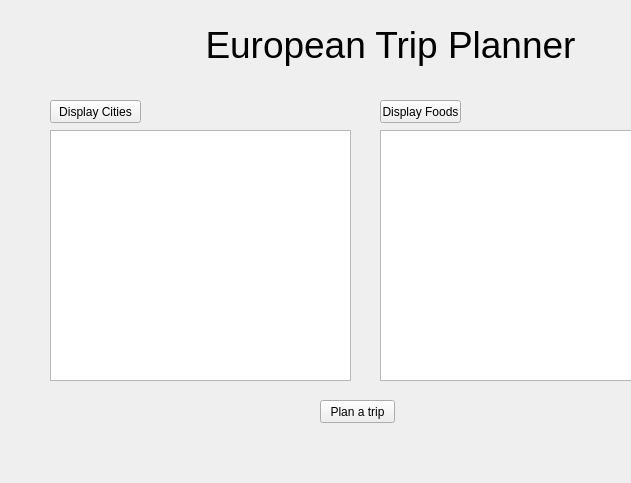
Above: QT/mainwindow.ui from xyphel/Project-1-European-Trip-Planner before the change; both pictures show x 0 to 631 and y 0 to 483 of the 800 by 600 pixel window. Below: the same form after it.
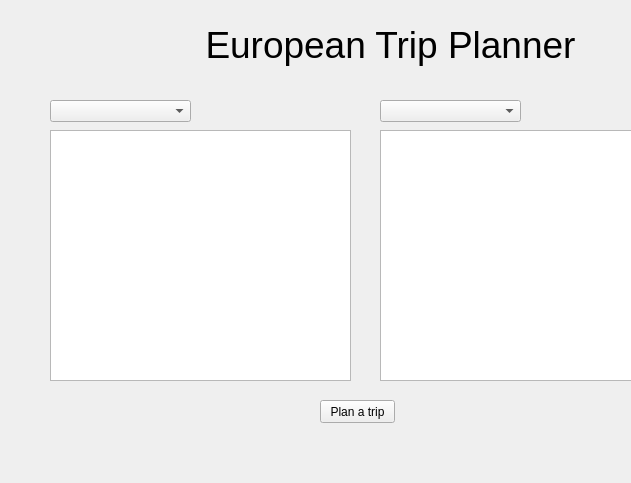
That is the form after the change.

Commit message: Changed main window to follow requirements for project

Diff of the .ui file:
```diff
--- a/QT/mainwindow.ui
+++ b/QT/mainwindow.ui
@@ -27,19 +27,6 @@
      <string>&lt;html&gt;&lt;head/&gt;&lt;body&gt;&lt;p align=&quot;center&quot;&gt;&lt;span style=&quot; font-size:28pt;&quot;&gt;European Trip Planner&lt;/span&gt;&lt;/p&gt;&lt;/body&gt;&lt;/html&gt;</string>
     </property>
    </widget>
-   <widget class="QPushButton" name="pushButton">
-    <property name="geometry">
-     <rect>
-      <x>50</x>
-      <y>100</y>
-      <width>91</width>
-      <height>23</height>
-     </rect>
-    </property>
-    <property name="text">
-     <string>Display Cities</string>
-    </property>
-   </widget>
    <widget class="QTextEdit" name="textEdit">
     <property name="geometry">
      <rect>
@@ -50,19 +37,6 @@
      </rect>
     </property>
    </widget>
-   <widget class="QPushButton" name="pushButton_2">
-    <property name="geometry">
-     <rect>
-      <x>380</x>
-      <y>100</y>
-      <width>81</width>
-      <height>23</height>
-     </rect>
-    </property>
-    <property name="text">
-     <string>Display Foods</string>
-    </property>
-   </widget>
    <widget class="QTextEdit" name="textEdit_2">
     <property name="geometry">
      <rect>
@@ -86,6 +60,26 @@
      <string>Plan a trip</string>
     </property>
    </widget>
+   <widget class="QComboBox" name="comboBox">
+    <property name="geometry">
+     <rect>
+      <x>380</x>
+      <y>100</y>
+      <width>141</width>
+      <height>22</height>
+     </rect>
+    </property>
+   </widget>
+   <widget class="QComboBox" name="comboBox_2">
+    <property name="geometry">
+     <rect>
+      <x>50</x>
+      <y>100</y>
+      <width>141</width>
+      <height>22</height>
+     </rect>
+    </property>
+   </widget>
   </widget>
   <widget class="QMenuBar" name="menubar">
    <property name="geometry">
```
Left out of the diff: 2 changed lines with no effect on the pictures. The commit also changes 2 other files.
